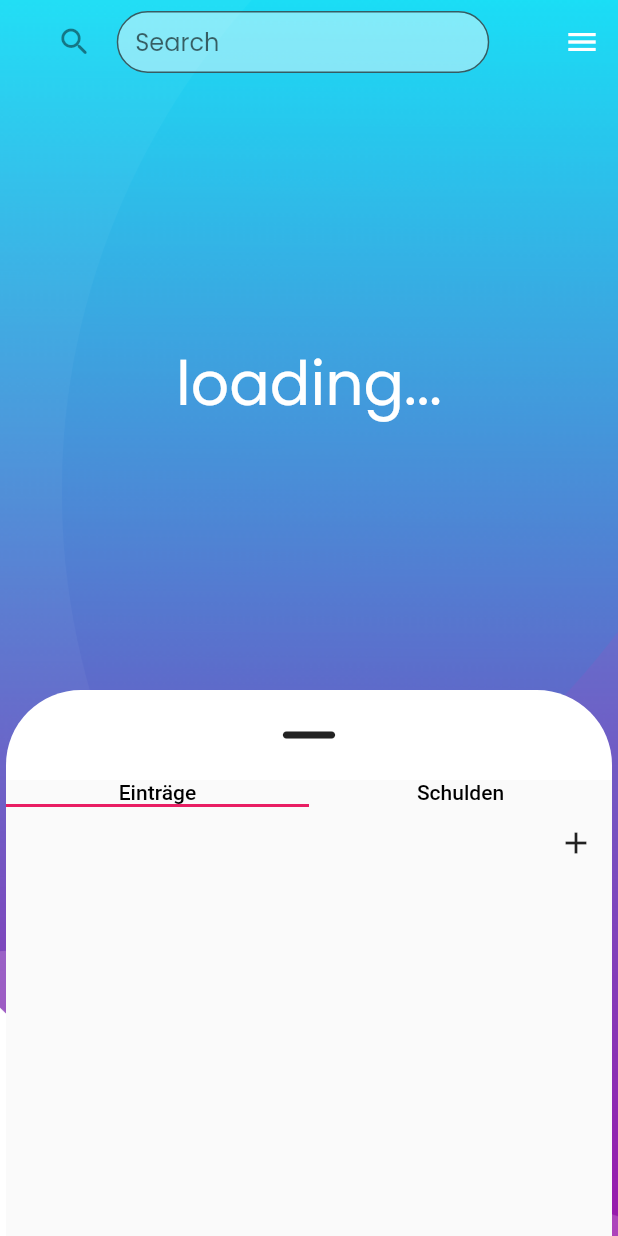
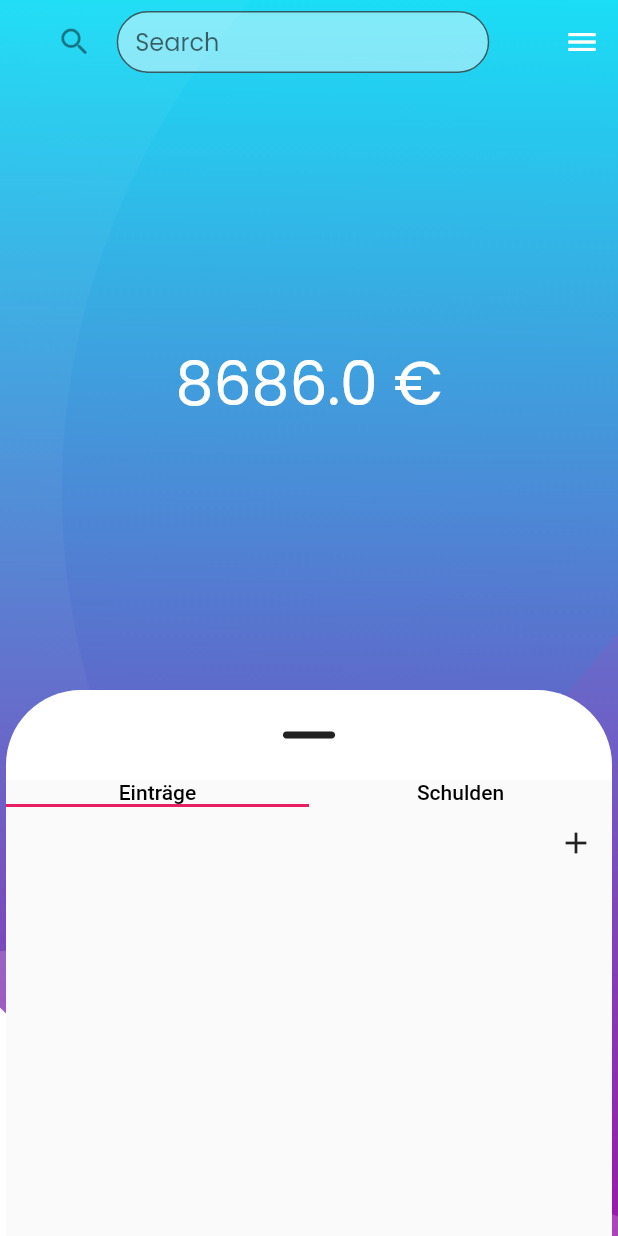
Before and after one commit to Domain-egg/my_finances, a Flutter app: the screen it shows once a user with an empty profile is signed in, after a tap on the "menu" icon, after a tap on "Home", on a phone screen of 412 x 824 dp. Run offline on Flutter 3.47's test engine with Material 2 defaults, Android fonts, the phone set to English and light mode, and no system bars; drawn by our look-alikes of grouped_list; our stand-ins replace auto_size_text, cloud_firestore, firebase_auth, firebase_core; missing offline and left inert: clipboard; accounts and stored records are empty.

Commit message:
Sum on home_view.dart + Bugfixes in entry_new.dart

```diff
--- a/lib/views/home_view.dart
+++ b/lib/views/home_view.dart
@@ -1,9 +1,8 @@
 import 'package:cloud_firestore/cloud_firestore.dart';
+import 'package:firebase_auth/firebase_auth.dart';
 import 'package:flutter/cupertino.dart';
 import 'package:flutter/material.dart';
-import 'package:my_finances/views/entrys_view.dart';
 import 'package:my_finances/views/lower_card.dart';
-import 'package:my_finances/widgets/provider_widget.dart';
 
 class HomeView extends StatefulWidget {
 
@@ -12,23 +11,18 @@ class HomeView extends StatefulWidget {
 }
 
 class _HomeViewState extends State<HomeView> {
+ double _sum = 0;
+  _HomeViewState() {
+    sum().then((val) => setState(() {
+      _sum = val;
+    }));
+  }
+
+
 
   @override
   Widget build(BuildContext context) {
-    double sum = null;
 
-    Stream<QuerySnapshot> getUsersEntryStreamSnapshots(
-        BuildContext context) async* {
-      final uid = await Provider.of(context).auth.getCurrentUID();
-      yield* FirebaseFirestore.instance
-          .collection('userData')
-          .doc(uid)
-          .collection("entrys")
-          .orderBy('date', descending: true)
-          .snapshots();
-    }
-
-    print(getUsersEntryStreamSnapshots(context).forEach((element) {print(element);}));
 
     return Scaffold(
         resizeToAvoidBottomInset: false,
@@ -51,7 +45,7 @@ class _HomeViewState extends State<HomeView> {
                         children: [
                           Spacer(),
                           Text(
-                            sum == null ? "loading..." :"$sum €",
+                            _sum == null ? "loading..." :"$_sum €",
                             style: new TextStyle(
                               color: Colors.white,
                               fontSize: 40,
@@ -73,4 +67,22 @@ class _HomeViewState extends State<HomeView> {
               ),
             )));
   }
+
+
+
+Future<double> sum() async {
+  final uid = FirebaseAuth.instance.currentUser.uid;
+  final db = FirebaseFirestore.instance;
+  var snapshot = await db
+      .collection("userData")
+      .doc(uid)
+      .collection("entrys")
+      .doc("sumEntry").get();
+
+  if(snapshot.exists){
+    return (await snapshot['sum']);
+  }else{
+    return (await 8686);
+  }
 }
+}
```
Also changed, not shown: lib/views/entry_new.dart (+46 -19 lines), pubspec.lock.
